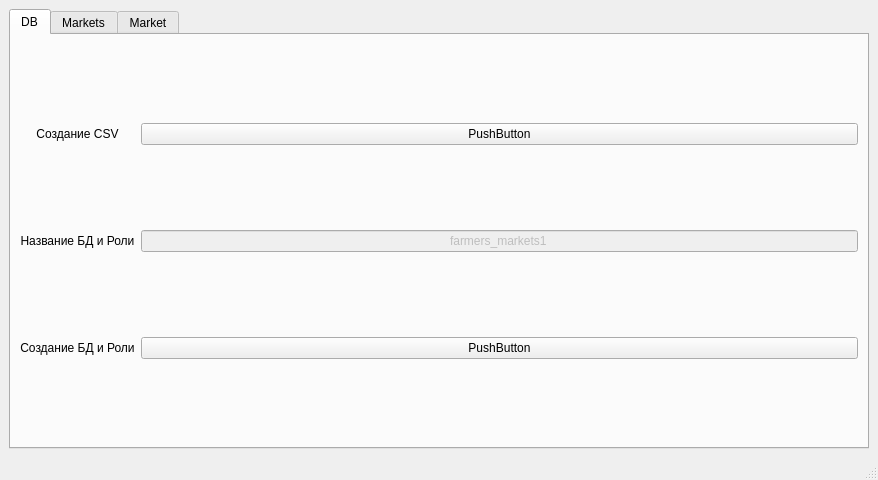
The window that main_window.ui (AMOrlovSev/Python) describes before a commit, drawn with Qt 5.
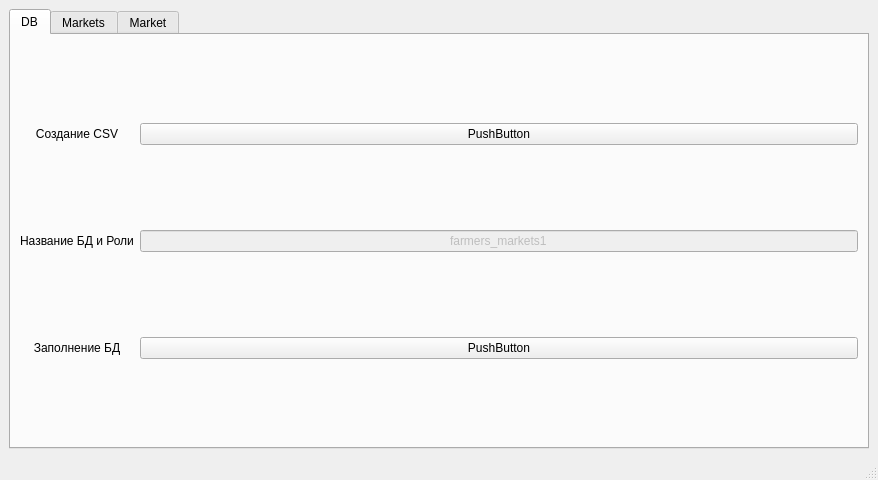
The same window after the commit.

What changed in the file:
```diff
--- a/main_window.ui
+++ b/main_window.ui
@@ -85,7 +85,7 @@
             <item row="2" column="0">
              <widget class="QLabel" name="label">
               <property name="text">
-               <string>Создание БД и Роли</string>
+               <string>Заполнение БД</string>
               </property>
               <property name="alignment">
                <set>Qt::AlignCenter</set>
```
